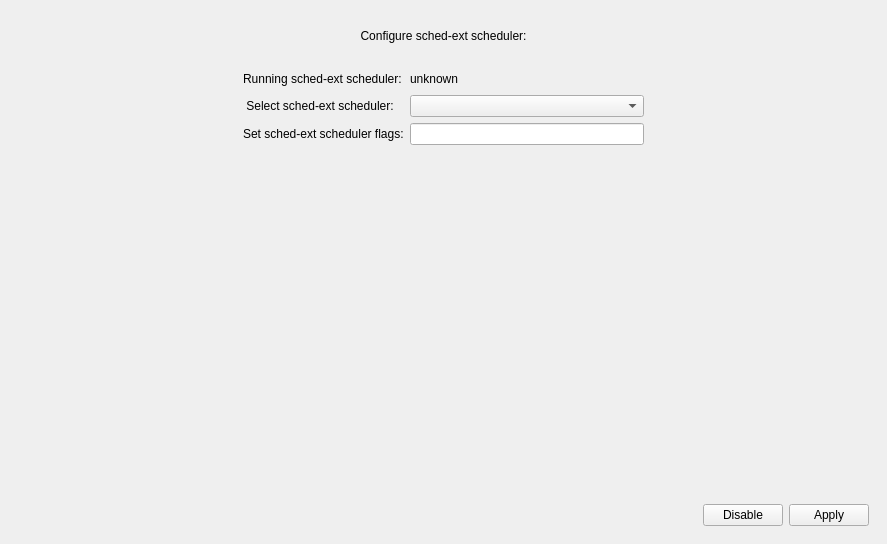
ventureoo/kernel-manager, file src/schedext-window.ui: the form before one commit.
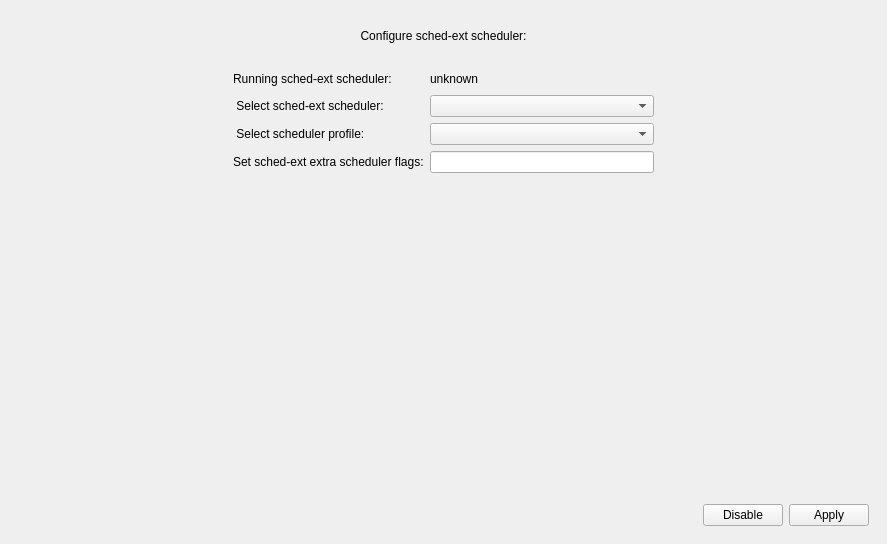
The form after the commit. Icons and pictures are not drawn.

Commit message:
sched-ext: introduce the concept of performance profiles (#19)
Add an extra combo box to select the "performance profile" for the
currently selected sched-ext scheduler. The selected profile will be
automatically converted into the appropriate flags for the chosen
scheduler.

Currently, only scx_bpfland and scx_lavd are supported, so the
additional combo box will be visible only when one of these schedulers
is selected.

What changed in the file:
```diff
--- a/src/schedext-window.ui
+++ b/src/schedext-window.ui
@@ -86,6 +86,16 @@
       <item row="1" column="3">
        <widget class="QComboBox" name="schedext_combo_box"/>
       </item>
+      <item row="2" column="1">
+       <widget class="QLabel" name="scheduler_profile_select_label">
+        <property name="text">
+         <string> Select scheduler profile:</string>
+        </property>
+       </widget>
+      </item>
+      <item row="2" column="3">
+       <widget class="QComboBox" name="schedext_profile_combo_box"/>
+      </item>
       <item row="0" column="0">
        <spacer name="horizontalSpacer_6">
         <property name="orientation">
@@ -106,14 +116,14 @@
         </property>
        </widget>
       </item>
-      <item row="2" column="1">
+      <item row="3" column="1">
        <widget class="QLabel" name="scheduler_set_flags_label">
         <property name="text">
-         <string>Set sched-ext scheduler flags:</string>
+         <string>Set sched-ext extra scheduler flags:</string>
         </property>
        </widget>
       </item>
-      <item row="2" column="3">
+      <item row="3" column="3">
        <widget class="QLineEdit" name="schedext_flags_edit"/>
       </item>
      </layout>
```
The commit also changes 2 other files.
